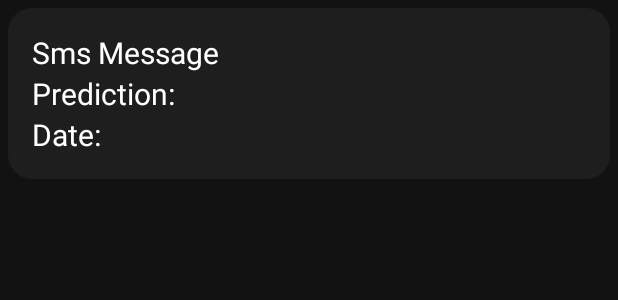
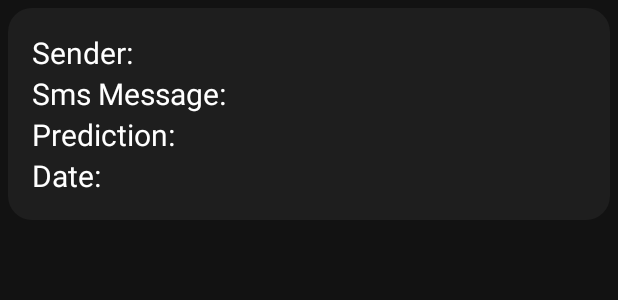
Before and after one commit to PohYiJieNicholas/Capstone-ScamDetection, an Android app: the layout sms_item.xml on its own in the app's theme, with its tools: preview values and no code run, on a phone screen of 412 x 824 dp. Shown: the top 300 px of the screen. Run offline under Robolectric (Android 15) with nearby library versions, the phone set to English and light mode, and no system bars.

Commit message:
Notify sms scams and show sender number

```diff
--- a/app/src/main/java/com/example/scamdetection/VoiceFragment.kt
+++ b/app/src/main/java/com/example/scamdetection/VoiceFragment.kt
@@ -137,7 +137,7 @@ class VoiceFragment : Fragment() {
                         override fun onResponse(call: Call<ResponseData>, response: Response<ResponseData>) {
 //                            binding.txtPrediction.text = response.body()?.let { "Results: ${it.prediction}" }
                             if (response.isSuccessful) {
-                                binding.txtPrediction.text= "Response: ${response.body()?.message}\nReceived Data: ${response.body()?.output}\nTime Taken: ${response.body()?.timeTaken}"
+                                binding.txtPrediction.text= "Response: ${response.body()?.message}\nPrediction: ${response.body()?.output}\nTime Taken: ${response.body()?.timeTaken}"
                                 prediction = response.body()?.output.toString()
                                 val predictionObject = PredictionData(recognizedText.toString(), prediction,formattedDate.toString())
 
--- a/app/src/main/java/com/example/scamdetection/smsMessages/SmsAdapter.kt
+++ b/app/src/main/java/com/example/scamdetection/smsMessages/SmsAdapter.kt
@@ -23,12 +23,14 @@ class SmsAdapter(private val messages:List<SmsMessage>) :
 
     override fun onBindViewHolder(holder: DataViewHolder, position: Int) {
         val dataModel = messages[position]
+        holder.sender.text = dataModel.address
         holder.sms.text = dataModel.body
         holder.date.text = dataModel.date
         holder.prediction.text = dataModel.prediction
     }
 
     class DataViewHolder(itemView: View) : RecyclerView.ViewHolder(itemView){
+        val sender : TextView = itemView.findViewById(R.id.txt_sender)
         val sms : TextView = itemView.findViewById(R.id.txt_sms)
         val date : TextView = itemView.findViewById(R.id.txt_sms_date)
         val prediction : TextView = itemView.findViewById(R.id.txt_sms_prediction)
--- /dev/null
+++ b/app/src/main/res/drawable/baseline_message_24.xml
@@ -0,0 +1,5 @@
+<vector xmlns:android="http://schemas.android.com/apk/res/android" android:autoMirrored="true" android:height="24dp" android:tint="#FFFFFF" android:viewportHeight="24" android:viewportWidth="24" android:width="24dp">
+
+    <path android:fillColor="@android:color/white" android:pathData="M20,2L4,2c-1.1,0 -1.99,0.9 -1.99,2L2,22l4,-4h14c1.1,0 2,-0.9 2,-2L22,4c0,-1.1 -0.9,-2 -2,-2zM18,14L6,14v-2h12v2zM18,11L6,11L6,9h12v2zM18,8L6,8L6,6h12v2z"/>
+
+</vector>
--- a/app/src/main/res/layout/sms_item.xml
+++ b/app/src/main/res/layout/sms_item.xml
@@ -8,6 +8,27 @@
     android:orientation="vertical"
     android:padding="16dp">
 
+    <LinearLayout
+        android:layout_width="match_parent"
+        android:layout_height="match_parent"
+        android:orientation="horizontal">
+
+        <TextView
+            android:id="@+id/label_sender"
+            android:layout_width="wrap_content"
+            android:layout_height="wrap_content"
+            android:textColor="@color/white"
+            android:text="@string/header_sender"
+            android:textSize="20sp" />
+
+        <TextView
+            android:id="@+id/txt_sender"
+            android:layout_width="wrap_content"
+            android:layout_height="wrap_content"
+            android:textColor="@color/textColorSecondary"
+            android:text=""
+            android:textSize="20sp"/>
+    </LinearLayout>
 
     <LinearLayout
         android:layout_width="match_parent"
--- a/app/src/main/res/menu/nav_items.xml
+++ b/app/src/main/res/menu/nav_items.xml
@@ -18,7 +18,7 @@
 
     <item
         android:id="@+id/sms"
-        android:icon="@drawable/baseline_history_24"
+        android:icon="@drawable/baseline_message_24"
         android:title="@string/btmNav_sms"/>
 
 
--- a/app/src/main/res/values/strings.xml
+++ b/app/src/main/res/values/strings.xml
@@ -3,7 +3,7 @@
 
     <string name="title_banNumbers">Ban Numbers</string>
     <string name="title_prediction">Predictions</string>
-    <string name="title_history">History</string>
+    <string name="title_history">Prediction History</string>
 
     <string name="hello_blank_fragment">Hello blank fragment</string>
     <string name="txt_speech_default">Tap the mic to start prediction</string>
@@ -16,9 +16,10 @@
     <string name="conversation">Conversation: </string>
     <string name="header_prediction">Prediction: </string>
     <string name="header_date">Date: </string>
-    <string name="header_address">Address</string>
-    <string name="header_sms_message">Sms Message</string>
-    <string name="text_sms_prediction">Sms Prediction</string>
+    <string name="header_address">Address: </string>
+    <string name="header_sms_message">Sms Message: </string>
+    <string name="text_sms_prediction">Sms Prediction: </string>
     <string name="btmNav_sms">SMS</string>
+    <string name="header_sender">Sender:</string>
 
 </resources>
```
Also changed, not shown: app/src/main/AndroidManifest.xml (+8 -0 lines), app/src/main/java/com/example/scamdetection/CallReceiver.kt (+7 -3 lines), app/src/main/java/com/example/scamdetection/MainActivity.kt (+4 -3 lines), app/src/main/java/com/example/scamdetection/NotificationHelper.kt (+1 -7 lines), app/src/main/java/com/example/scamdetection/SmsFragment.kt (+15 -6 lines), app/src/main/java/com/example/scamdetection/SmsReceiver.kt (added, +67 -0 lines).
